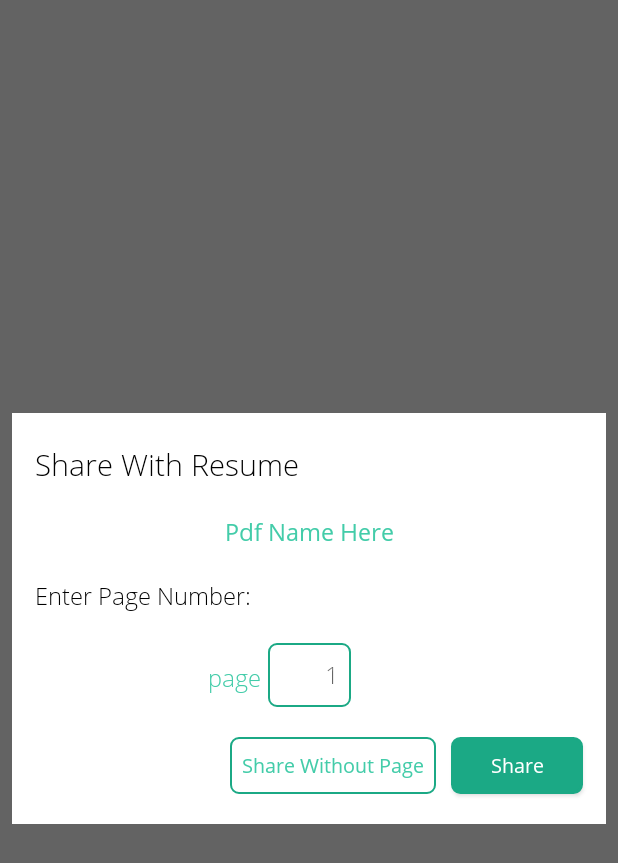
After one commit to tharindu-nw/resume, an Android app: the layout activity_pdf_share_dialog.xml on its own in the app's theme, with its tools: preview values and no code run, on a phone screen of 412 x 824 dp. The commit adds this screen. Shown: the top 863 px of the screen. Run offline under Robolectric (Android 15) with nearby library versions, the light colour scheme and no system bars; network calls fail.

Commit message:
added pdf sharing

```diff
--- a/app/build.gradle
+++ b/app/build.gradle
@@ -5,12 +5,12 @@ apply plugin: 'kotlin-android'
 apply plugin: 'kotlin-android-extensions'
 
 android {
-    compileSdkVersion 28
+    compileSdkVersion 29
     buildToolsVersion "29.0.2"
     defaultConfig {
         applicationId "com.example.socketserver"
         minSdkVersion 21
-        targetSdkVersion 28
+        targetSdkVersion 29
         versionCode 1
         versionName "1.0"
         testInstrumentationRunner "androidx.test.runner.AndroidJUnitRunner"
@@ -25,6 +25,7 @@ android {
 
 repositories {
     jcenter()
+    google()
 }
 
 dependencies {
@@ -35,6 +36,7 @@ dependencies {
     implementation 'androidx.constraintlayout:constraintlayout:1.1.3'
     implementation 'com.journeyapps:zxing-android-embedded:3.2.0@aar'
     implementation 'com.google.zxing:core:3.2.1'
+    implementation 'com.google.android.material:material:1.3.0-alpha01'
     testImplementation 'junit:junit:4.12'
     androidTestImplementation 'androidx.test.ext:junit:1.1.0'
     androidTestImplementation 'androidx.test.espresso:espresso-core:3.1.1'
--- a/app/src/main/java/com/example/socketserver/util/Constants.kt
+++ b/app/src/main/java/com/example/socketserver/util/Constants.kt
@@ -4,5 +4,6 @@ interface Constants {
     companion object {
         val ORIGIN: String get() = "origin"
         val LINK: String get() = "link"
+        val MESSAGE: String get() = "message"
     }
 }
--- /dev/null
+++ b/app/src/main/res/layout/activity_pdf_share_dialog.xml
@@ -0,0 +1,154 @@
+<?xml version="1.0" encoding="utf-8"?>
+<androidx.constraintlayout.widget.ConstraintLayout xmlns:android="http://schemas.android.com/apk/res/android"
+xmlns:app="http://schemas.android.com/apk/res-auto"
+xmlns:tools="http://schemas.android.com/tools"
+android:layout_width="match_parent"
+android:layout_height="match_parent"
+android:background="@android:color/transparent"
+tools:context=".view.PdfShareDialogActivity">
+
+<androidx.constraintlayout.widget.ConstraintLayout
+    android:layout_width="match_parent"
+    android:layout_height="match_parent"
+    android:alpha="0.6"
+    android:background="#FF000000"
+    app:layout_constraintEnd_toEndOf="parent"
+    app:layout_constraintStart_toStartOf="parent" />
+
+<androidx.constraintlayout.widget.ConstraintLayout
+    android:layout_width="match_parent"
+    android:layout_height="wrap_content"
+    android:layout_marginStart="8dp"
+    android:layout_marginEnd="8dp"
+    android:background="@color/colorWhitePure"
+    app:layout_constraintBottom_toBottomOf="parent"
+    app:layout_constraintEnd_toEndOf="parent"
+    app:layout_constraintStart_toStartOf="parent"
+    app:layout_constraintTop_toTopOf="parent">
+
+    <TextView
+        android:id="@+id/tvTitleDialog"
+        android:layout_width="wrap_content"
+        android:layout_height="wrap_content"
+        android:layout_marginStart="15dp"
+        android:layout_marginTop="20dp"
+        android:fontFamily="@font/opensans_light"
+        android:text="@string/tv_title_dialog"
+        android:textColor="@color/colorGrayJet"
+        android:textSize="20dp"
+        app:layout_constraintStart_toStartOf="parent"
+        app:layout_constraintTop_toTopOf="parent" />
+
+    <TextView
+        android:id="@+id/tvNamePdf"
+        android:layout_width="wrap_content"
+        android:layout_height="wrap_content"
+        android:layout_marginTop="20dp"
+        android:fontFamily="@font/opensans_regular"
+        android:text="Pdf Name Here"
+        android:textAlignment="center"
+        android:textColor="@color/colorGreenLight"
+        android:textSize="16dp"
+        app:layout_constraintEnd_toEndOf="parent"
+        app:layout_constraintStart_toStartOf="parent"
+        app:layout_constraintTop_toBottomOf="@+id/tvTitleDialog" />
+
+    <TextView
+        android:id="@+id/tvPageNumber"
+        android:layout_width="wrap_content"
+        android:layout_height="wrap_content"
+        android:layout_marginTop="20dp"
+        android:fontFamily="@font/opensans_light"
+        android:text="@string/tv_page_num_dialog"
+        android:textColor="@color/colorGrayJet"
+        android:textSize="16dp"
+        app:layout_constraintStart_toStartOf="@+id/tvTitleDialog"
+        app:layout_constraintTop_toBottomOf="@+id/tvNamePdf" />
+
+    <androidx.constraintlayout.widget.Guideline
+        android:id="@+id/guideline1"
+        android:layout_width="wrap_content"
+        android:layout_height="wrap_content"
+        android:orientation="vertical"
+        app:layout_constraintGuide_percent="0.33" />
+
+    <androidx.constraintlayout.widget.Guideline
+        android:id="@+id/guideline2"
+        android:layout_width="wrap_content"
+        android:layout_height="wrap_content"
+        android:orientation="vertical"
+        app:layout_constraintGuide_percent="0.67" />
+
+    <EditText
+        android:id="@+id/edtxtPage"
+        android:layout_width="55dp"
+        android:layout_height="wrap_content"
+        android:layout_marginTop="20dp"
+        android:background="@drawable/bg_green_outline"
+        android:ems="10"
+        android:fontFamily="@font/opensans_light"
+        android:gravity="right"
+        android:hint="1"
+        android:inputType="number"
+        android:maxLength="4"
+        android:paddingStart="8dp"
+        android:paddingTop="10dp"
+        android:paddingEnd="8dp"
+        android:paddingBottom="10dp"
+        android:textAlignment="gravity"
+        android:textColor="@color/colorBlack"
+        android:textSize="16dp"
+        app:layout_constraintEnd_toStartOf="@+id/guideline2"
+        app:layout_constraintStart_toStartOf="@+id/guideline1"
+        app:layout_constraintTop_toBottomOf="@+id/tvPageNumber" />
+
+    <TextView
+        android:id="@+id/tvPage"
+        android:layout_width="wrap_content"
+        android:layout_height="wrap_content"
+        android:layout_marginEnd="5dp"
+        android:layout_marginBottom="8dp"
+        android:fontFamily="@font/opensans_light"
+        android:text="@string/tv_page_dialog"
+        android:textColor="@color/colorGreenLight"
+        android:textSize="16dp"
+        app:layout_constraintBottom_toBottomOf="@+id/edtxtPage"
+        app:layout_constraintEnd_toStartOf="@+id/edtxtPage"
+        app:layout_constraintStart_toStartOf="@+id/guideline1" />
+
+    <Button
+        android:id="@+id/btnSharePdf"
+        style="@style/button_text_appearance"
+        android:layout_width="wrap_content"
+        android:layout_height="38dp"
+        android:layout_marginTop="20dp"
+        android:layout_marginEnd="15dp"
+        android:layout_marginBottom="20dp"
+        android:background="@drawable/bg_btn_green"
+        android:fontFamily="@font/opensans_regular"
+        android:text="@string/btn_share_dialog"
+        android:textAllCaps="false"
+        android:textColor="@color/colorWhitePure"
+        app:layout_constraintBottom_toBottomOf="parent"
+        app:layout_constraintEnd_toEndOf="parent"
+        app:layout_constraintTop_toBottomOf="@+id/edtxtPage" />
+
+    <Button
+        android:id="@+id/btnShareWP"
+        style="@style/button_text_appearance"
+        android:layout_width="wrap_content"
+        android:layout_height="38dp"
+        android:layout_marginEnd="10dp"
+        android:background="@drawable/bg_green_outline"
+        android:fontFamily="@font/opensans_regular"
+        android:paddingStart="8dp"
+        android:paddingEnd="8dp"
+        android:text="@string/btn_shareWP_dialog"
+        android:textAllCaps="false"
+        android:textColor="@color/colorGreenLight"
+        app:layout_constraintEnd_toStartOf="@+id/btnSharePdf"
+        app:layout_constraintTop_toTopOf="@+id/btnSharePdf" />
+
+</androidx.constraintlayout.widget.ConstraintLayout>
+
+</androidx.constraintlayout.widget.ConstraintLayout>
--- a/app/src/main/res/layout/activity_socket_client.xml
+++ b/app/src/main/res/layout/activity_socket_client.xml
@@ -58,7 +58,7 @@
         app:layout_constraintTop_toBottomOf="@+id/tvDescription" />
 
     <ImageView
-        android:id="@+id/imageView3"
+        android:id="@+id/imgReceive"
         android:layout_width="wrap_content"
         android:layout_height="wrap_content"
         android:layout_marginStart="30dp"
--- a/app/src/main/res/layout/activity_socket_server.xml
+++ b/app/src/main/res/layout/activity_socket_server.xml
@@ -78,7 +78,7 @@
         android:layout_marginTop="20dp"
         android:layout_marginEnd="15dp"
         android:layout_marginBottom="20dp"
-        app:layout_constraintBottom_toTopOf="@+id/imageView"
+        app:layout_constraintBottom_toTopOf="@+id/imgShare"
         app:layout_constraintDimensionRatio="1:1"
         app:layout_constraintEnd_toEndOf="parent"
         app:layout_constraintStart_toStartOf="parent"
@@ -86,7 +86,7 @@
         app:srcCompat="@drawable/img_bg_white" />
 
     <ImageView
-        android:id="@+id/imageView"
+        android:id="@+id/imgShare"
         android:layout_width="wrap_content"
         android:layout_height="wrap_content"
         android:layout_marginStart="15dp"
--- a/app/src/main/res/values/strings.xml
+++ b/app/src/main/res/values/strings.xml
@@ -1,11 +1,14 @@
 <resources>
     <string name="app_name">SocketServer</string>
+
     <string name="btn_txt_Home_Send">Send</string>
     <string name="btn_txt_Home_receive">Receive</string>
+
     <string name="tv_placeholder_message" translatable="true">Waiting for message from client…</string>
     <string name="tv_placeholder_ip_address" translatable="true">Server running on…</string>
     <string name="edtxt_hint_ip">Enter IP Address</string>
     <string name="btn_txt_Client_connect">Scan QR Code</string>
+
     <string name="tv_title_dialog">Share With Resume</string>
     <string name="tv_time_dialog">Enter Timestamp:</string>
     <string name="tv_hr_dialog">hr</string>
@@ -13,9 +16,14 @@
     <string name="tv_sec_dialog">sec</string>
     <string name="btn_share_dialog">Share</string>
     <string name="btn_shareWT_dialog">Share Without Timestamp</string>
+    <string name="btn_shareWP_dialog">Share Without Page</string>
+    <string name="tv_page_dialog">page</string>
+    <string name="tv_page_num_dialog">Enter Page Number:</string>
+
     <string name="tv_title_server">Share</string>
     <string name="tv_rtoshare_server">Ready to share:</string>
     <string name="tv_inst_server">1. Open Resume on your other device\n2. Choose \"Receive Link/File\"\n3. Scan the QR code</string>
+
     <string name="tv_title_receive">Receive</string>
     <string name="tv_desc_receive">1. Share the file from your other device\n2. Share screen will show a QR code\n3. Click the button below to scan the QR code</string>
 </resources>
--- /dev/null
+++ b/app/src/main/res/xml/file_paths.xml
@@ -0,0 +1,4 @@
+<?xml version="1.0" encoding="utf-8"?>
+<paths xmlns:android="http://schemas.android.com/apk/res/android">
+    <external-path name="external_files" path="."/>
+</paths>
```
Also changed, not shown: app/src/main/AndroidManifest.xml (+25 -5 lines), app/src/main/java/com/example/socketserver/util/FileUtils.kt (added, +126 -0 lines), app/src/main/java/com/example/socketserver/util/Parcel.kt (added, +66 -0 lines), app/src/main/java/com/example/socketserver/view/PdfShareDialogActivity.kt (added, +151 -0 lines), app/src/main/java/com/example/socketserver/view/SocketClientActivity.kt (+116 -13 lines), app/src/main/java/com/example/socketserver/view/SocketServerActivity.kt (+24 -19 lines), app/src/main/java/com/example/socketserver/view/YoutubeShareDialogActivity.kt (+20 -6 lines).
